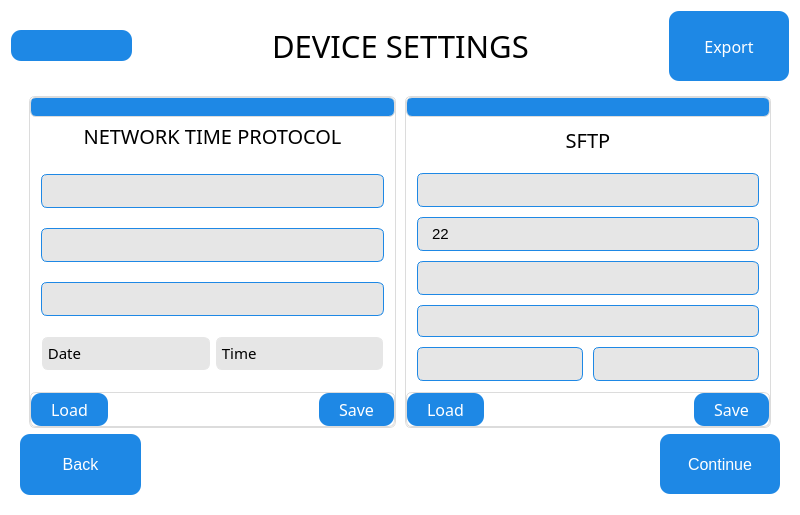
Above: QT_APP/devicesettings.ui from eSpark-Backup/nabilfesal-msm-fw before the change. Below: the same form after it.
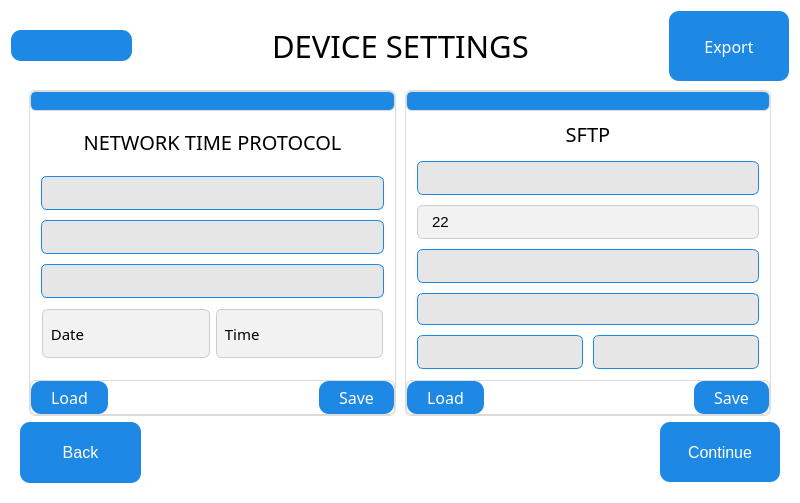
That is the form after the change. The open tabs and pages were chosen to show the change. Icons and pictures are not drawn.

Commit message: Device settings UI modified

Diff of the .ui file:
```diff
--- a/QT_APP/devicesettings.ui
+++ b/QT_APP/devicesettings.ui
@@ -32,6 +32,9 @@
    <string notr="true">background-color: rgb(255, 255, 255);</string>
   </property>
   <layout class="QVBoxLayout" name="verticalLayout_9">
+   <property name="spacing">
+    <number>0</number>
+   </property>
    <item>
     <widget class="QFrame" name="horizontalFrame">
      <property name="focusPolicy">
@@ -267,7 +270,7 @@
             </property>
             <layout class="QVBoxLayout" name="verticalLayout">
              <property name="spacing">
-              <number>10</number>
+              <number>6</number>
              </property>
              <property name="leftMargin">
               <number>20</number>
@@ -734,6 +737,15 @@
           </sizepolicy>
          </property>
          <layout class="QHBoxLayout" name="horizontalLayout_25">
+          <property name="spacing">
+           <number>6</number>
+          </property>
+          <property name="topMargin">
+           <number>5</number>
+          </property>
+          <property name="bottomMargin">
+           <number>0</number>
+          </property>
           <item>
            <spacer name="horizontalSpacer_6">
             <property name="orientation">
@@ -879,13 +891,13 @@
               </property>
               <layout class="QVBoxLayout" name="verticalLayout_11">
                <property name="spacing">
-                <number>20</number>
+                <number>10</number>
                </property>
                <property name="leftMargin">
                 <number>10</number>
                </property>
                <property name="topMargin">
-                <number>0</number>
+                <number>5</number>
                </property>
                <property name="rightMargin">
                 <number>10</number>
@@ -1019,9 +1031,10 @@
                   <item>
                    <widget class="QFrame" name="horizontalFrame_14">
                     <property name="styleSheet">
-                     <string notr="true">background: #e6e6e6;              /* Light grey box for info rows */
-    border: 1px solid #e6e6e6;        /* Blue thin border */
+                     <string notr="true">background: #f2f2f2;
+    border: 1px solid #CCC;        /* Blue thin border */
     border-radius: 6px;
+    padding: 6px 2px;
     font-size: 15px;
     color: black;</string>
                     </property>
@@ -1033,7 +1046,7 @@
                       <number>0</number>
                      </property>
                      <property name="topMargin">
-                      <number>0</number>
+                      <number>1</number>
                      </property>
                      <property name="rightMargin">
                       <number>0</number>
@@ -1055,9 +1068,15 @@
                          <pointsize>-1</pointsize>
                         </font>
                        </property>
+                       <property name="styleSheet">
+                        <string notr="true">border: 0px solid #e6e6e6;        /* Blue thin border */</string>
+                       </property>
                        <property name="text">
                         <string> Date</string>
                        </property>
+                       <property name="alignment">
+                        <set>Qt::AlignLeading|Qt::AlignLeft|Qt::AlignVCenter</set>
+                       </property>
                        <property name="indent">
                         <number>0</number>
                        </property>
@@ -1065,6 +1084,10 @@
                      </item>
                      <item>
                       <widget class="QLabel" name="date_input">
+                       <property name="styleSheet">
+                        <string notr="true">border: 0px solid #e6e6e6;        /* Blue thin border */
+</string>
+                       </property>
                        <property name="text">
                         <string/>
                        </property>
@@ -1076,9 +1099,10 @@
                   <item>
                    <widget class="QFrame" name="horizontalFrame_15">
                     <property name="styleSheet">
-                     <string notr="true">background: #e6e6e6;              /* Light grey box for info rows */
-    border: 1px solid #e6e6e6;        /* Blue thin border */
+                     <string notr="true">background: #f2f2f2;
+    border: 1px solid #CCC;        /* Blue thin border */
     border-radius: 6px;
+    padding: 6px 2px;
     font-size: 15px;
     color: black;</string>
                     </property>
@@ -1090,7 +1114,7 @@
                       <number>0</number>
                      </property>
                      <property name="topMargin">
-                      <number>0</number>
+                      <number>1</number>
                      </property>
                      <property name="rightMargin">
                       <number>0</number>
@@ -1112,6 +1136,10 @@
                          <pointsize>-1</pointsize>
                         </font>
                        </property>
+                       <property name="styleSheet">
+                        <string notr="true">border: 0px solid #e6e6e6;        /* Blue thin border */
+</string>
+                       </property>
                        <property name="text">
                         <string> Time</string>
                        </property>
@@ -1122,6 +1150,10 @@
                      </item>
                      <item>
                       <widget class="QLabel" name="time_input">
+                       <property name="styleSheet">
+                        <string notr="true">border: 0px solid #e6e6e6;        /* Blue thin border */
+</string>
+                       </property>
                        <property name="text">
                         <string/>
                        </property>
@@ -1338,7 +1370,7 @@
                 <number>10</number>
                </property>
                <property name="topMargin">
-                <number>0</number>
+                <number>5</number>
                </property>
                <property name="rightMargin">
                 <number>10</number>
@@ -1401,8 +1433,8 @@
                   <enum>Qt::ClickFocus</enum>
                  </property>
                  <property name="styleSheet">
-                  <string notr="true">background: #e6e6e6;              /* Light grey box for info rows */
-    border: 1px solid #1E88E5;        /* Blue thin border */
+                  <string notr="true">background: #F2F2F2;
+    border: 1px solid #CCC;        /* Blue thin border */
     border-radius: 6px;
     padding: 6px 12px;
     font-size: 15px;
@@ -1967,8 +1999,8 @@
                     <enum>Qt::ClickFocus</enum>
                    </property>
                    <property name="styleSheet">
-                    <string notr="true">background: #e6e6e6;              /* Light grey box for info rows */
-    border: 1px solid #1E88E5;        /* Blue thin border */
+                    <string notr="true">background: #f2f2f2;
+    border: 1px solid #CCC;        /* Blue thin border */
     border-radius: 6px;
     padding: 6px 12px;
     font-size: 15px;
@@ -2261,8 +2293,8 @@
                   <string>&lt;html&gt;&lt;head/&gt;&lt;body&gt;&lt;p&gt;&lt;br/&gt;&lt;/p&gt;&lt;/body&gt;&lt;/html&gt;</string>
                  </property>
                  <property name="styleSheet">
-                  <string notr="true">background: #e6e6e6;              /* Light grey box for info rows */
-    border: 1px solid #1E88E5;        /* Blue thin border */
+                  <string notr="true">background: #f2f2f2;
+    border: 1px solid #CCC;        /* Blue thin border */
     border-radius: 4px;
     padding: 6px 8px;
     font-size: 15px;
@@ -2291,8 +2323,8 @@
                   <enum>Qt::NoFocus</enum>
                  </property>
                  <property name="styleSheet">
-                  <string notr="true">background: #e6e6e6;              /* Light grey box for info rows */
-    border: 1px solid #1E88E5;        /* Blue thin border */
+                  <string notr="true">background: #f2f2f2;
+    border: 1px solid #CCC;        /* Blue thin border */
     border-radius: 6px;
     padding: 6px 12px;
     font-size: 15px;
@@ -2321,8 +2353,8 @@
                   <enum>Qt::NoFocus</enum>
                  </property>
                  <property name="styleSheet">
-                  <string notr="true">background: #e6e6e6;              /* Light grey box for info rows */
-    border: 1px solid #1E88E5;        /* Blue thin border */
+                  <string notr="true">background: #f2f2f2;
+    border: 1px solid #CCC;        /* Blue thin border */
     border-radius: 6px;
     padding: 6px 12px;
     font-size: 15px;
```
